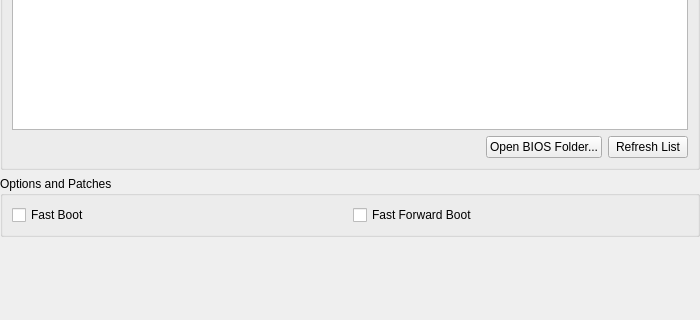
Old version of the form pcsx2-qt/Settings/BIOSSettingsWidget.ui in the repository PCSX2/pcsx2; both pictures show x 0 to 700 and y 180 to 500 of the 700 by 500 pixel window.
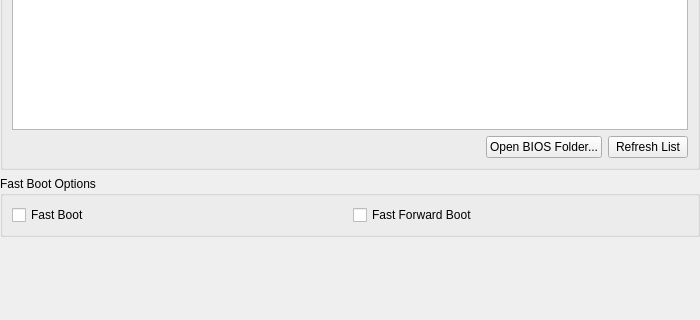
New version of the form.

Commit message: UI : rename fast boot option heading

```diff
--- a/pcsx2-qt/Settings/BIOSSettingsWidget.ui
+++ b/pcsx2-qt/Settings/BIOSSettingsWidget.ui
@@ -135,7 +135,7 @@
    <item>
     <widget class="QGroupBox" name="groupBox_2">
      <property name="title">
-      <string>Options and Patches</string>
+      <string>Fast Boot Options</string>
      </property>
      <layout class="QVBoxLayout" name="verticalLayout">
       <item>
```
The commit also changes 1 other file.
